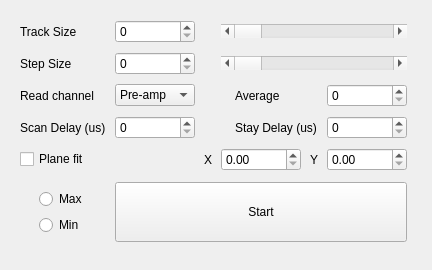
This is pyqt5 STM software/ui/Track.ui in freestylexyz/STM-pyqt5-software as Qt 5 draws it before an edit. The edited form follows.
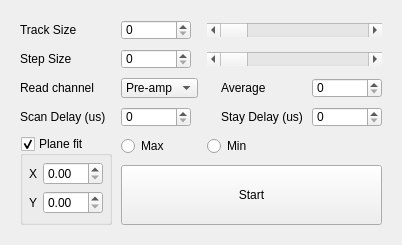
This is the edited form.

The edit to the form file:
```diff
--- a/pyqt5 STM software/ui/Track.ui
+++ b/pyqt5 STM software/ui/Track.ui
@@ -6,8 +6,8 @@
    <rect>
     <x>0</x>
     <y>0</y>
-    <width>432</width>
-    <height>270</height>
+    <width>402</width>
+    <height>237</height>
    </rect>
   </property>
   <property name="windowTitle">
@@ -20,49 +20,7 @@
       <property name="spacing">
        <number>9</number>
       </property>
-      <item row="5" column="4">
-       <widget class="QLabel" name="label_6">
-        <property name="sizePolicy">
-         <sizepolicy hsizetype="Maximum" vsizetype="Preferred">
-          <horstretch>0</horstretch>
-          <verstretch>0</verstretch>
-         </sizepolicy>
-        </property>
-        <property name="text">
-         <string>Y</string>
-        </property>
-       </widget>
-      </item>
-      <item row="0" column="1" colspan="2">
-       <widget class="QSpinBox" name="spinBox">
-        <property name="sizePolicy">
-         <sizepolicy hsizetype="Fixed" vsizetype="Fixed">
-          <horstretch>0</horstretch>
-          <verstretch>0</verstretch>
-         </sizepolicy>
-        </property>
-        <property name="minimumSize">
-         <size>
-          <width>80</width>
-          <height>20</height>
-         </size>
-        </property>
-       </widget>
-      </item>
-      <item row="1" column="3" colspan="3">
-       <widget class="QScrollBar" name="horizontalScrollBar_2">
-        <property name="sizePolicy">
-         <sizepolicy hsizetype="Expanding" vsizetype="Fixed">
-          <horstretch>0</horstretch>
-          <verstretch>0</verstretch>
-         </sizepolicy>
-        </property>
-        <property name="orientation">
-         <enum>Qt::Horizontal</enum>
-        </property>
-       </widget>
-      </item>
-      <item row="4" column="1" colspan="2">
+      <item row="6" column="1">
        <widget class="QSpinBox" name="spinBox_3">
         <property name="sizePolicy">
          <sizepolicy hsizetype="Fixed" vsizetype="Fixed">
@@ -72,148 +30,13 @@
         </property>
         <property name="minimumSize">
          <size>
-          <width>80</width>
+          <width>70</width>
           <height>20</height>
          </size>
         </property>
        </widget>
       </item>
-      <item row="2" column="3">
-       <widget class="QLabel" name="label_9">
-        <property name="sizePolicy">
-         <sizepolicy hsizetype="Maximum" vsizetype="Preferred">
-          <horstretch>0</horstretch>
-          <verstretch>0</verstretch>
-         </sizepolicy>
-        </property>
-        <property name="text">
-         <string>Average</string>
-        </property>
-        <property name="indent">
-         <number>14</number>
-        </property>
-       </widget>
-      </item>
-      <item row="4" column="3" colspan="2">
-       <widget class="QLabel" name="label_10">
-        <property name="sizePolicy">
-         <sizepolicy hsizetype="Maximum" vsizetype="Preferred">
-          <horstretch>0</horstretch>
-          <verstretch>0</verstretch>
-         </sizepolicy>
-        </property>
-        <property name="text">
-         <string>Stay Delay (us)</string>
-        </property>
-        <property name="indent">
-         <number>14</number>
-        </property>
-       </widget>
-      </item>
-      <item row="0" column="3" colspan="3">
-       <widget class="QScrollBar" name="horizontalScrollBar">
-        <property name="sizePolicy">
-         <sizepolicy hsizetype="Expanding" vsizetype="Fixed">
-          <horstretch>0</horstretch>
-          <verstretch>0</verstretch>
-         </sizepolicy>
-        </property>
-        <property name="orientation">
-         <enum>Qt::Horizontal</enum>
-        </property>
-       </widget>
-      </item>
-      <item row="0" column="0">
-       <widget class="QLabel" name="label">
-        <property name="sizePolicy">
-         <sizepolicy hsizetype="Maximum" vsizetype="Preferred">
-          <horstretch>0</horstretch>
-          <verstretch>0</verstretch>
-         </sizepolicy>
-        </property>
-        <property name="text">
-         <string>Track Size</string>
-        </property>
-       </widget>
-      </item>
-      <item row="2" column="0">
-       <widget class="QLabel" name="label_3">
-        <property name="sizePolicy">
-         <sizepolicy hsizetype="Maximum" vsizetype="Preferred">
-          <horstretch>0</horstretch>
-          <verstretch>0</verstretch>
-         </sizepolicy>
-        </property>
-        <property name="text">
-         <string>Read channel</string>
-        </property>
-       </widget>
-      </item>
-      <item row="2" column="5">
-       <widget class="QSpinBox" name="spinBox_4">
-        <property name="sizePolicy">
-         <sizepolicy hsizetype="Fixed" vsizetype="Fixed">
-          <horstretch>0</horstretch>
-          <verstretch>0</verstretch>
-         </sizepolicy>
-        </property>
-        <property name="minimumSize">
-         <size>
-          <width>80</width>
-          <height>20</height>
-         </size>
-        </property>
-       </widget>
-      </item>
-      <item row="1" column="1" colspan="2">
-       <widget class="QSpinBox" name="spinBox_2">
-        <property name="sizePolicy">
-         <sizepolicy hsizetype="Fixed" vsizetype="Fixed">
-          <horstretch>0</horstretch>
-          <verstretch>0</verstretch>
-         </sizepolicy>
-        </property>
-        <property name="minimumSize">
-         <size>
-          <width>80</width>
-          <height>20</height>
-         </size>
-        </property>
-       </widget>
-      </item>
-      <item row="5" column="0">
-       <widget class="QCheckBox" name="checkBox">
-        <property name="sizePolicy">
-         <sizepolicy hsizetype="Maximum" vsizetype="Fixed">
-          <horstretch>0</horstretch>
-          <verstretch>0</verstretch>
-         </sizepolicy>
-        </property>
-        <property name="minimumSize">
-         <size>
-          <width>0</width>
-          <height>0</height>
-         </size>
-        </property>
-        <property name="text">
-         <string>Plane fit</string>
-        </property>
-       </widget>
-      </item>
-      <item row="5" column="2">
-       <widget class="QLabel" name="label_5">
-        <property name="sizePolicy">
-         <sizepolicy hsizetype="Maximum" vsizetype="Preferred">
-          <horstretch>0</horstretch>
-          <verstretch>0</verstretch>
-         </sizepolicy>
-        </property>
-        <property name="text">
-         <string>X</string>
-        </property>
-       </widget>
-      </item>
-      <item row="4" column="5">
+      <item row="6" column="3">
        <widget class="QSpinBox" name="spinBox_5">
         <property name="sizePolicy">
          <sizepolicy hsizetype="Fixed" vsizetype="Fixed">
@@ -223,13 +46,13 @@
         </property>
         <property name="minimumSize">
          <size>
-          <width>80</width>
+          <width>70</width>
           <height>20</height>
          </size>
         </property>
        </widget>
       </item>
-      <item row="1" column="0">
+      <item row="4" column="0">
        <widget class="QLabel" name="label_2">
         <property name="sizePolicy">
          <sizepolicy hsizetype="Maximum" vsizetype="Preferred">
@@ -242,8 +65,8 @@
         </property>
        </widget>
       </item>
-      <item row="4" column="0">
-       <widget class="QLabel" name="label_4">
+      <item row="3" column="0">
+       <widget class="QLabel" name="label">
         <property name="sizePolicy">
          <sizepolicy hsizetype="Maximum" vsizetype="Preferred">
           <horstretch>0</horstretch>
@@ -251,45 +74,123 @@
          </sizepolicy>
         </property>
         <property name="text">
-         <string>Scan Delay (us)</string>
+         <string>Track Size</string>
         </property>
        </widget>
       </item>
-      <item row="7" column="0">
-       <widget class="QWidget" name="widget_3" native="true">
+      <item row="9" column="0" rowspan="2">
+       <widget class="QGroupBox" name="groupBox_3">
+        <property name="title">
+         <string>Plane fit</string>
+        </property>
+        <property name="checkable">
+         <bool>true</bool>
+        </property>
         <layout class="QGridLayout" name="gridLayout">
-         <item row="0" column="0">
-          <widget class="QRadioButton" name="radioButton">
+         <property name="leftMargin">
+          <number>6</number>
+         </property>
+         <property name="topMargin">
+          <number>6</number>
+         </property>
+         <property name="rightMargin">
+          <number>6</number>
+         </property>
+         <property name="bottomMargin">
+          <number>6</number>
+         </property>
+         <item row="1" column="1">
+          <widget class="QDoubleSpinBox" name="doubleSpinBox">
            <property name="sizePolicy">
-            <sizepolicy hsizetype="Maximum" vsizetype="Fixed">
+            <sizepolicy hsizetype="Fixed" vsizetype="Fixed">
+             <horstretch>0</horstretch>
+             <verstretch>0</verstretch>
+            </sizepolicy>
+           </property>
+           <property name="minimumSize">
+            <size>
+             <width>60</width>
+             <height>20</height>
+            </size>
+           </property>
+           <property name="layoutDirection">
+            <enum>Qt::LeftToRight</enum>
+           </property>
+           <property name="stepType">
+            <enum>QAbstractSpinBox::AdaptiveDecimalStepType</enum>
+           </property>
+          </widget>
+         </item>
+         <item row="4" column="1">
+          <widget class="QDoubleSpinBox" name="doubleSpinBox_2">
+           <property name="sizePolicy">
+            <sizepolicy hsizetype="Fixed" vsizetype="Fixed">
+             <horstretch>0</horstretch>
+             <verstretch>0</verstretch>
+            </sizepolicy>
+           </property>
+           <property name="minimumSize">
+            <size>
+             <width>60</width>
+             <height>20</height>
+            </size>
+           </property>
+           <property name="alignment">
+            <set>Qt::AlignLeading|Qt::AlignLeft|Qt::AlignVCenter</set>
+           </property>
+           <property name="stepType">
+            <enum>QAbstractSpinBox::AdaptiveDecimalStepType</enum>
+           </property>
+          </widget>
+         </item>
+         <item row="4" column="0">
+          <widget class="QLabel" name="label_6">
+           <property name="sizePolicy">
+            <sizepolicy hsizetype="Preferred" vsizetype="Preferred">
              <horstretch>0</horstretch>
              <verstretch>0</verstretch>
             </sizepolicy>
            </property>
            <property name="text">
-            <string>Max</string>
+            <string>Y</string>
            </property>
           </widget>
          </item>
          <item row="1" column="0">
-          <widget class="QRadioButton" name="radioButton_2">
+          <widget class="QLabel" name="label_5">
            <property name="sizePolicy">
-            <sizepolicy hsizetype="Maximum" vsizetype="Fixed">
+            <sizepolicy hsizetype="Preferred" vsizetype="Preferred">
              <horstretch>0</horstretch>
              <verstretch>0</verstretch>
             </sizepolicy>
            </property>
            <property name="text">
-            <string>Min</string>
+            <string>X</string>
            </property>
           </widget>
          </item>
         </layout>
        </widget>
       </item>
-      <item row="5" column="5">
-       <widget class="QDoubleSpinBox" name="doubleSpinBox_2">
+      <item row="6" column="2">
+       <widget class="QLabel" name="label_10">
         <property name="sizePolicy">
+         <sizepolicy hsizetype="Maximum" vsizetype="Preferred">
+          <horstretch>0</horstretch>
+          <verstretch>0</verstretch>
+         </sizepolicy>
+        </property>
+        <property name="text">
+         <string>Stay Delay (us)</string>
+        </property>
+        <property name="indent">
+         <number>14</number>
+        </property>
+       </widget>
+      </item>
+      <item row="3" column="1">
+       <widget class="QSpinBox" name="spinBox">
+        <property name="sizePolicy">
          <sizepolicy hsizetype="Fixed" vsizetype="Fixed">
           <horstretch>0</horstretch>
           <verstretch>0</verstretch>
@@ -297,20 +198,124 @@
         </property>
         <property name="minimumSize">
          <size>
-          <width>80</width>
+          <width>70</width>
           <height>20</height>
          </size>
         </property>
-        <property name="alignment">
-         <set>Qt::AlignLeading|Qt::AlignLeft|Qt::AlignVCenter</set>
+       </widget>
+      </item>
+      <item row="6" column="0">
+       <widget class="QLabel" name="label_4">
+        <property name="sizePolicy">
+         <sizepolicy hsizetype="Maximum" vsizetype="Preferred">
+          <horstretch>0</horstretch>
+          <verstretch>0</verstretch>
+         </sizepolicy>
         </property>
-        <property name="stepType">
-         <enum>QAbstractSpinBox::AdaptiveDecimalStepType</enum>
+        <property name="text">
+         <string>Scan Delay (us)</string>
+        </property>
+       </widget>
+      </item>
+      <item row="9" column="1">
+       <widget class="QRadioButton" name="radioButton">
+        <property name="sizePolicy">
+         <sizepolicy hsizetype="Maximum" vsizetype="Fixed">
+          <horstretch>0</horstretch>
+          <verstretch>0</verstretch>
+         </sizepolicy>
+        </property>
+        <property name="text">
+         <string>Max</string>
+        </property>
+       </widget>
+      </item>
+      <item row="5" column="1">
+       <widget class="QComboBox" name="comboBox">
+        <property name="sizePolicy">
+         <sizepolicy hsizetype="Fixed" vsizetype="Fixed">
+          <horstretch>0</horstretch>
+          <verstretch>0</verstretch>
+         </sizepolicy>
+        </property>
+        <property name="minimumSize">
+         <size>
+          <width>70</width>
+          <height>20</height>
+         </size>
+        </property>
+        <item>
+         <property name="text">
+          <string>Pre-amp</string>
+         </property>
+        </item>
+        <item>
+         <property name="text">
+          <string>Zout</string>
+         </property>
+        </item>
+       </widget>
+      </item>
+      <item row="4" column="1">
+       <widget class="QSpinBox" name="spinBox_2">
+        <property name="sizePolicy">
+         <sizepolicy hsizetype="Fixed" vsizetype="Fixed">
+          <horstretch>0</horstretch>
+          <verstretch>0</verstretch>
+         </sizepolicy>
+        </property>
+        <property name="minimumSize">
+         <size>
+          <width>70</width>
+          <height>20</height>
+         </size>
+        </property>
+       </widget>
+      </item>
+      <item row="5" column="0">
+       <widget class="QLabel" name="label_3">
+        <property name="sizePolicy">
+         <sizepolicy hsizetype="Maximum" vsizetype="Preferred">
+          <horstretch>0</horstretch>
+          <verstretch>0</verstretch>
+         </sizepolicy>
+        </property>
+        <property name="text">
+         <string>Read channel</string>
+        </property>
+       </widget>
+      </item>
+      <item row="9" column="2">
+       <widget class="QRadioButton" name="radioButton_2">
+        <property name="sizePolicy">
+         <sizepolicy hsizetype="Maximum" vsizetype="Fixed">
+          <horstretch>0</horstretch>
+          <verstretch>0</verstretch>
+         </sizepolicy>
+        </property>
+        <property name="text">
+         <string>Min</string>
+        </property>
+       </widget>
+      </item>
+      <item row="5" column="2">
+       <widget class="QLabel" name="label_9">
+        <property name="sizePolicy">
+         <sizepolicy hsizetype="Maximum" vsizetype="Preferred">
+          <horstretch>0</horstretch>
+          <verstretch>0</verstretch>
+         </sizepolicy>
+        </property>
+        <property name="text">
+         <string>Average</string>
+        </property>
+        <property name="indent">
+         <number>14</number>
         </property>
        </widget>
       </item>
       <item row="5" column="3">
-       <widget class="QDoubleSpinBox" name="doubleSpinBox">
+       <widget class="QSpinBox" name="spinBox_4">
         <property name="sizePolicy">
          <sizepolicy hsizetype="Fixed" vsizetype="Fixed">
           <horstretch>0</horstretch>
@@ -319,20 +324,46 @@
         </property>
         <property name="minimumSize">
          <size>
-          <width>80</width>
+          <width>70</width>
           <height>20</height>
          </size>
         </property>
-        <property name="layoutDirection">
-         <enum>Qt::LeftToRight</enum>
+       </widget>
+      </item>
+      <item row="3" column="2" colspan="2">
+       <widget class="QScrollBar" name="horizontalScrollBar">
+        <property name="sizePolicy">
+         <sizepolicy hsizetype="Expanding" vsizetype="Fixed">
+          <horstretch>0</horstretch>
+          <verstretch>0</verstretch>
+         </sizepolicy>
         </property>
-        <property name="stepType">
-         <enum>QAbstractSpinBox::AdaptiveDecimalStepType</enum>
+        <property name="orientation">
+         <enum>Qt::Horizontal</enum>
         </property>
        </widget>
       </item>
-      <item row="7" column="1" colspan="5">
+      <item row="4" column="2" colspan="2">
+       <widget class="QScrollBar" name="horizontalScrollBar_2">
+        <property name="sizePolicy">
+         <sizepolicy hsizetype="Expanding" vsizetype="Fixed">
+          <horstretch>0</horstretch>
+          <verstretch>0</verstretch>
+         </sizepolicy>
+        </property>
+        <property name="orientation">
+         <enum>Qt::Horizontal</enum>
+        </property>
+       </widget>
+      </item>
+      <item row="10" column="1" colspan="3">
        <widget class="QPushButton" name="pushButton">
+        <property name="sizePolicy">
+         <sizepolicy hsizetype="Minimum" vsizetype="Preferred">
+          <horstretch>0</horstretch>
+          <verstretch>0</verstretch>
+         </sizepolicy>
+        </property>
         <property name="minimumSize">
          <size>
           <width>0</width>
@@ -344,32 +375,6 @@
         </property>
        </widget>
       </item>
-      <item row="2" column="1">
-       <widget class="QComboBox" name="comboBox">
-        <property name="sizePolicy">
-         <sizepolicy hsizetype="Fixed" vsizetype="Fixed">
-          <horstretch>0</horstretch>
-          <verstretch>0</verstretch>
-         </sizepolicy>
-        </property>
-        <property name="minimumSize">
-         <size>
-          <width>80</width>
-          <height>20</height>
-         </size>
-        </property>
-        <item>
-         <property name="text">
-          <string>Pre-amp</string>
-         </property>
-        </item>
-        <item>
-         <property name="text">
-          <string>Zout</string>
-         </property>
-        </item>
-       </widget>
-      </item>
      </layout>
     </widget>
    </item>
```
